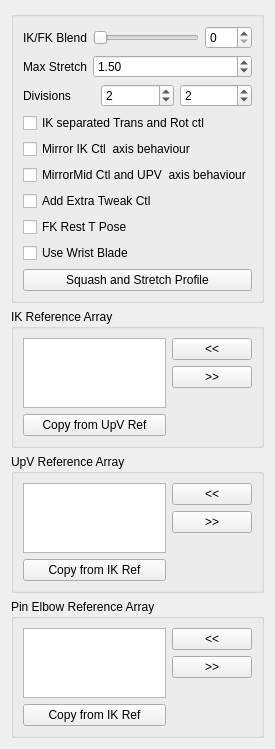
This is release/scripts/mgear/shifter_epic_components/EPIC_arm_01/settingsUI.ui in mgear-dev/mgear4 as Qt 5 draws it before an edit. The edited form follows.
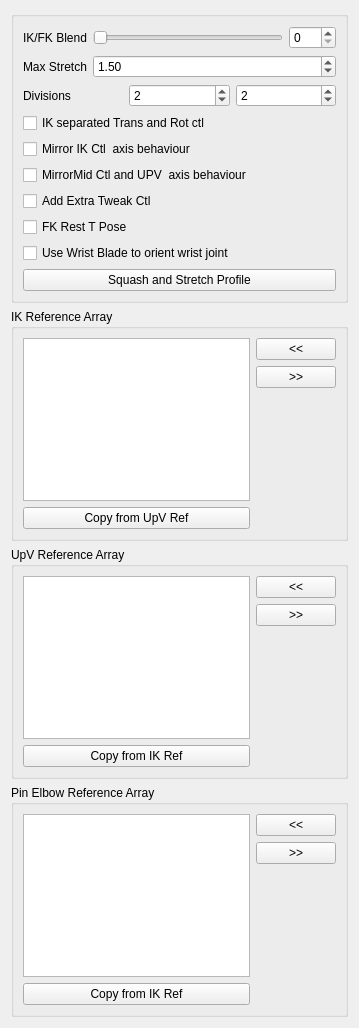
This is the edited form.

The edit to the form file:
```diff
--- a/release/scripts/mgear/shifter_epic_components/EPIC_arm_01/settingsUI.ui
+++ b/release/scripts/mgear/shifter_epic_components/EPIC_arm_01/settingsUI.ui
@@ -6,8 +6,8 @@
    <rect>
     <x>0</x>
     <y>0</y>
-    <width>242</width>
-    <height>722</height>
+    <width>359</width>
+    <height>1028</height>
    </rect>
   </property>
   <property name="windowTitle">
@@ -206,7 +206,7 @@
            <string>This option set the axis of the mid CTL (elbow) and the up vector control to move in a mirror behaviour </string>
           </property>
           <property name="text">
-           <string>Use Wrist Blade</string>
+           <string>Use Wrist Blade to orient wrist joint</string>
           </property>
          </widget>
         </item>
```
Left out of the diff: 6 changed lines with no effect on the pictures.
